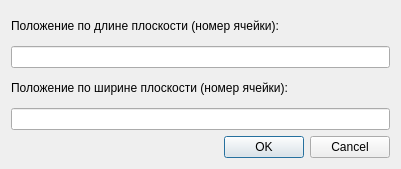
The window that Proj/placechooser.ui (TheSawIsTheLaw/ComputerGraphicsCoursework) describes before a commit, drawn with Qt 5.
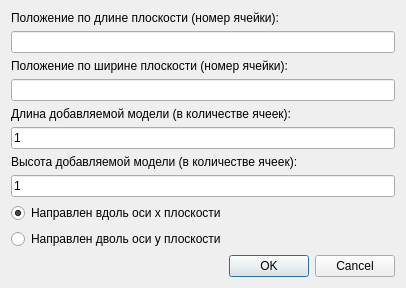
The same window after the commit.

The edit to the form file:
```diff
--- a/Proj/placechooser.ui
+++ b/Proj/placechooser.ui
@@ -6,8 +6,8 @@
    <rect>
     <x>0</x>
     <y>0</y>
-    <width>401</width>
-    <height>169</height>
+    <width>406</width>
+    <height>284</height>
    </rect>
   </property>
   <property name="windowTitle">
@@ -36,6 +36,54 @@
      <item>
       <widget class="QLineEdit" name="lineEdit_2"/>
      </item>
+     <item>
+      <widget class="QLabel" name="label">
+       <property name="text">
+        <string>Длина добавляемой модели (в количестве ячеек):</string>
+       </property>
+      </widget>
+     </item>
+     <item>
+      <widget class="QLineEdit" name="lineEdit_3">
+       <property name="inputMask">
+        <string>1</string>
+       </property>
+      </widget>
+     </item>
+     <item>
+      <widget class="QLabel" name="label_4">
+       <property name="text">
+        <string>Высота добавляемой модели (в количестве ячеек):</string>
+       </property>
+      </widget>
+     </item>
+     <item>
+      <widget class="QLineEdit" name="lineEdit_4">
+       <property name="text">
+        <string>1</string>
+       </property>
+      </widget>
+     </item>
+     <item>
+      <widget class="QRadioButton" name="radioButton">
+       <property name="text">
+        <string>Направлен вдоль оси x плоскости</string>
+       </property>
+       <property name="checkable">
+        <bool>true</bool>
+       </property>
+       <property name="checked">
+        <bool>true</bool>
+       </property>
+      </widget>
+     </item>
+     <item>
+      <widget class="QRadioButton" name="radioButton_2">
+       <property name="text">
+        <string>Направлен дволь оси y плоскости</string>
+       </property>
+      </widget>
+     </item>
      <item>
       <widget class="QDialogButtonBox" name="buttonBox">
        <property name="orientation">
```
